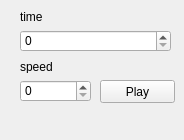
Above: src/controlwidget.ui from Bramas/manet-viz before the change. Below: the same form after it.
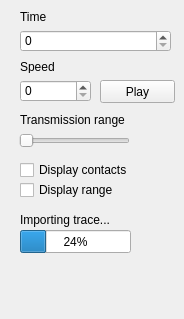
That is the form after the change.

Commit message: Added an import dialog to import traces

What changed in the file:
```diff
--- a/src/controlwidget.ui
+++ b/src/controlwidget.ui
@@ -7,7 +7,7 @@
     <x>0</x>
     <y>0</y>
     <width>184</width>
-    <height>140</height>
+    <height>319</height>
    </rect>
   </property>
   <property name="minimumSize">
@@ -40,7 +40,7 @@
      </rect>
     </property>
     <property name="text">
-     <string>time</string>
+     <string>Time</string>
     </property>
    </widget>
    <widget class="QLabel" name="label_2">
@@ -53,7 +53,7 @@
      </rect>
     </property>
     <property name="text">
-     <string>speed</string>
+     <string>Speed</string>
     </property>
    </widget>
    <widget class="QSpinBox" name="spinBoxSpeed">
@@ -79,6 +79,110 @@
      <string>Play</string>
     </property>
    </widget>
+   <widget class="QSlider" name="sliderRange">
+    <property name="geometry">
+     <rect>
+      <x>19</x>
+      <y>130</y>
+      <width>111</width>
+      <height>22</height>
+     </rect>
+    </property>
+    <property name="orientation">
+     <enum>Qt::Horizontal</enum>
+    </property>
+   </widget>
+   <widget class="QLabel" name="label_3">
+    <property name="geometry">
+     <rect>
+      <x>20</x>
+      <y>110</y>
+      <width>121</width>
+      <height>20</height>
+     </rect>
+    </property>
+    <property name="text">
+     <string>Transmission range</string>
+    </property>
+   </widget>
+   <widget class="QCheckBox" name="checkBoxContacts">
+    <property name="geometry">
+     <rect>
+      <x>20</x>
+      <y>160</y>
+      <width>131</width>
+      <height>20</height>
+     </rect>
+    </property>
+    <property name="text">
+     <string>Display contacts</string>
+    </property>
+   </widget>
+   <widget class="QCheckBox" name="checkBoxRange">
+    <property name="geometry">
+     <rect>
+      <x>20</x>
+      <y>180</y>
+      <width>131</width>
+      <height>20</height>
+     </rect>
+    </property>
+    <property name="text">
+     <string>Display range</string>
+    </property>
+   </widget>
+   <widget class="QProgressBar" name="progressBarImport">
+    <property name="geometry">
+     <rect>
+      <x>20</x>
+      <y>230</y>
+      <width>111</width>
+      <height>23</height>
+     </rect>
+    </property>
+    <property name="value">
+     <number>24</number>
+    </property>
+   </widget>
+   <widget class="QLabel" name="label_4">
+    <property name="geometry">
+     <rect>
+      <x>20</x>
+      <y>210</y>
+      <width>121</width>
+      <height>20</height>
+     </rect>
+    </property>
+    <property name="text">
+     <string>Importing trace...</string>
+    </property>
+   </widget>
+   <widget class="QLabel" name="labelRange">
+    <property name="geometry">
+     <rect>
+      <x>136</x>
+      <y>130</y>
+      <width>41</width>
+      <height>22</height>
+     </rect>
+    </property>
+    <property name="text">
+     <string/>
+    </property>
+   </widget>
+   <widget class="QLabel" name="labelImport">
+    <property name="geometry">
+     <rect>
+      <x>140</x>
+      <y>230</y>
+      <width>41</width>
+      <height>22</height>
+     </rect>
+    </property>
+    <property name="text">
+     <string/>
+    </property>
+   </widget>
   </widget>
  </widget>
  <resources/>
```
The commit also changes 10 other files.
